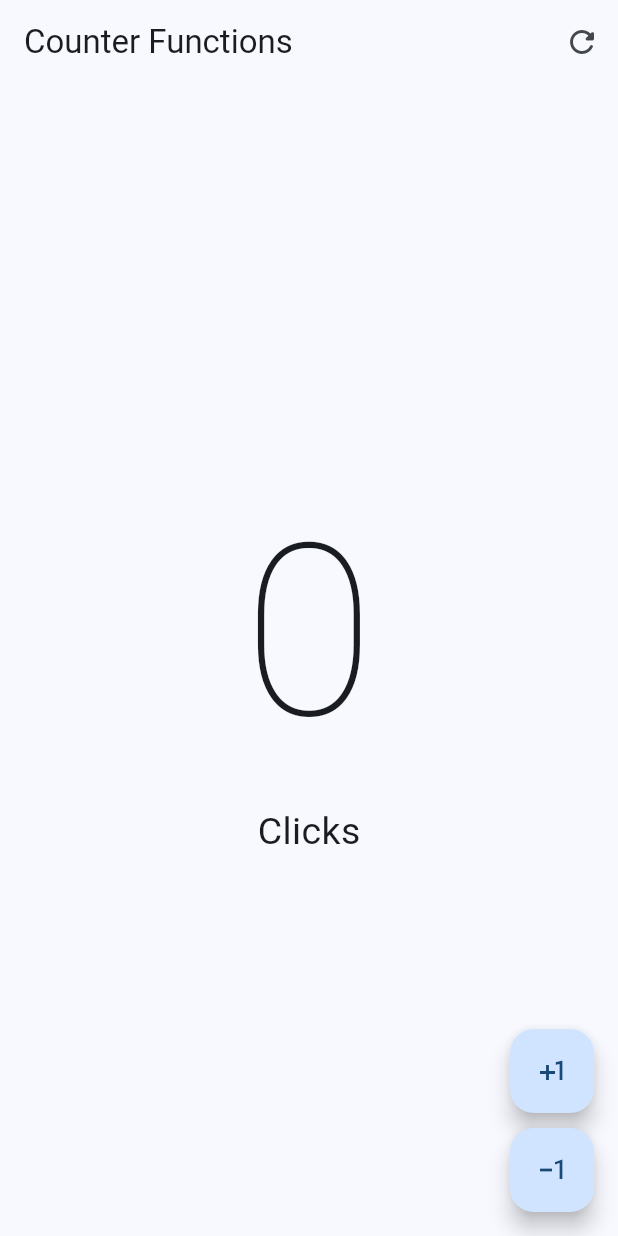
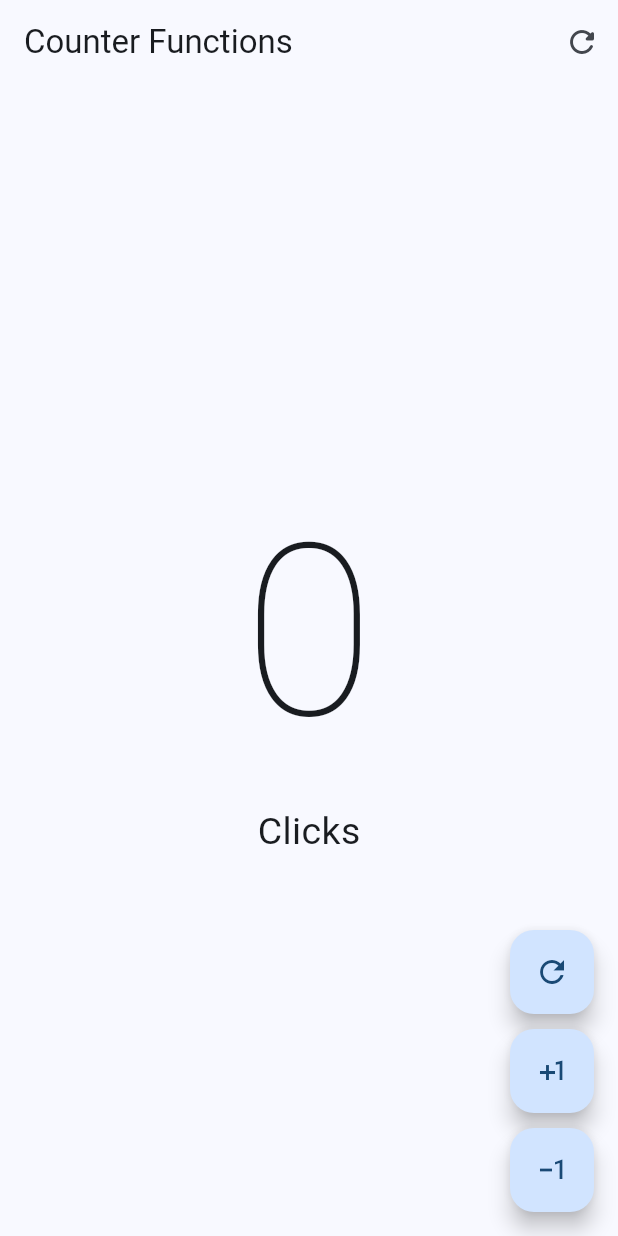
Before and after one commit to AAGuedes/flutter-primeros-pasos, a Flutter app: the screen it shows after launch, on a phone screen of 412 x 824 dp. Run offline on Flutter 3.47's test engine with Material 2 defaults, Android fonts, the phone set to English and light mode, and no system bars.

```diff
--- a/lib/presentation/screens/counter/counter_functions_screen.dart
+++ b/lib/presentation/screens/counter/counter_functions_screen.dart
@@ -41,28 +41,33 @@ class _CounterFunctionsScreenState extends State<CounterFunctionsScreen> {
             ],
           ),
         ),
-      floatingActionButton: Column(
+        floatingActionButton: const Column(
           mainAxisAlignment: MainAxisAlignment.end,
           children: [
-          FloatingActionButton(
+            CustomButton(icon: Icons.refresh_outlined),
+            SizedBox(height: 10),
+            CustomButton(icon: Icons.plus_one_outlined),
+            SizedBox(height: 10),
+            CustomButton(icon: Icons.exposure_minus_1_outlined),
+          ],
+        ));
+  }
+}
+
+class CustomButton extends StatelessWidget {
+  final IconData icon;
+
+  const CustomButton({
+    super.key,
+    required this.icon,
+  });
+
+  @override
+  Widget build(BuildContext context) {
+    return FloatingActionButton(
       onPressed: () {
-              setState(() {
-                clickCounter++;
-              });
       },
-            child: const Icon(Icons.plus_one),
-          ),
-          const SizedBox(height: 10),
-          FloatingActionButton(
-            onPressed: () {
-              setState(() {
-                clickCounter--;
-              });
-            },
-            child: const Icon(Icons.exposure_minus_1),
-          ),
-        ],
-      )
+      child: Icon(icon),
     );
   }
 }
```
Lines whose indentation alone changed are shown as unchanged.
